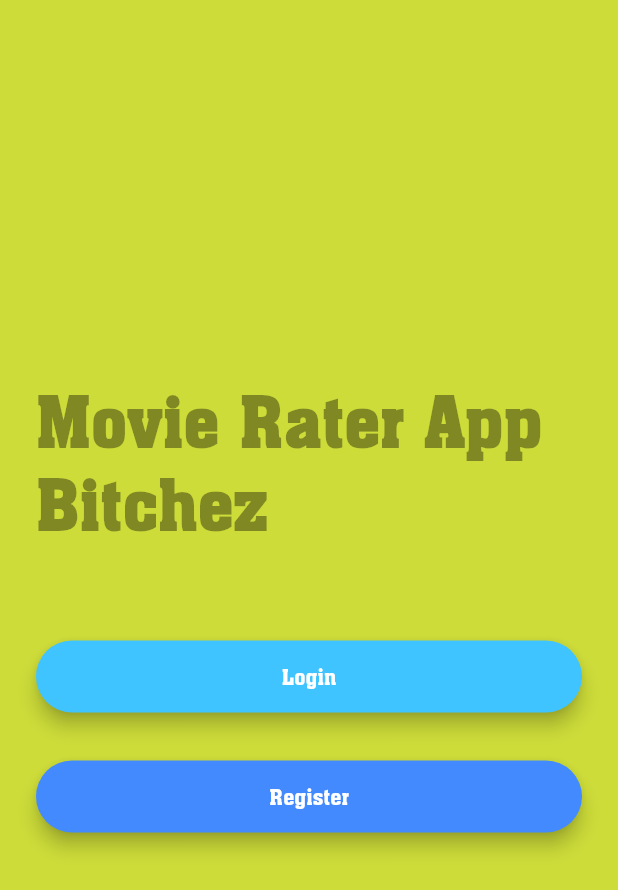
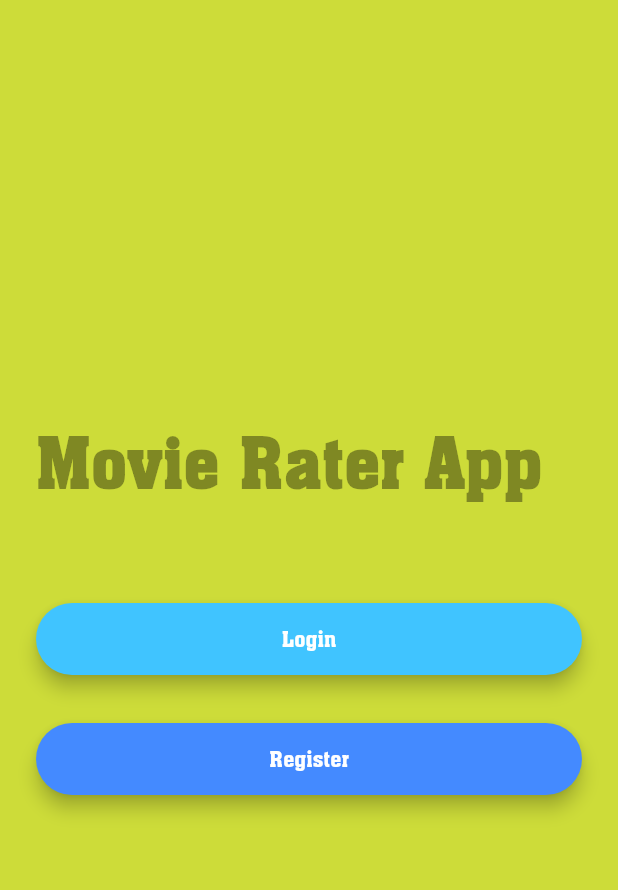
Before and after one commit to remre/movie_rater_app, a Flutter app: the screen it shows after launch, on a phone screen of 412 x 824 dp. Shown: the top 890 px of the screen. Run offline on Flutter 3.47's test engine with Material 2 defaults, Android fonts, the light colour scheme and no system bars; our stand-ins replace cloud_firestore, email_validator, firebase_auth, firebase_core, flutter_rating_bar, font_awesome_flutter and 1 more; accounts and stored records are empty.

```diff
--- a/lib/screens/welcomescreen.dart
+++ b/lib/screens/welcomescreen.dart
@@ -76,7 +76,7 @@ class _WelcomeScreenState extends State<WelcomeScreen>
                 Flexible(
                   child: Text(
                     // '${ controller.value.toInt()} %',
-                    'Movie Rater App Bitchez',
+                    'Movie Rater App',
                     style: TextStyle(
                       color: Colors.black38,
                       fontSize: 45.0,
```
Also changed, not shown: 2 other files.
